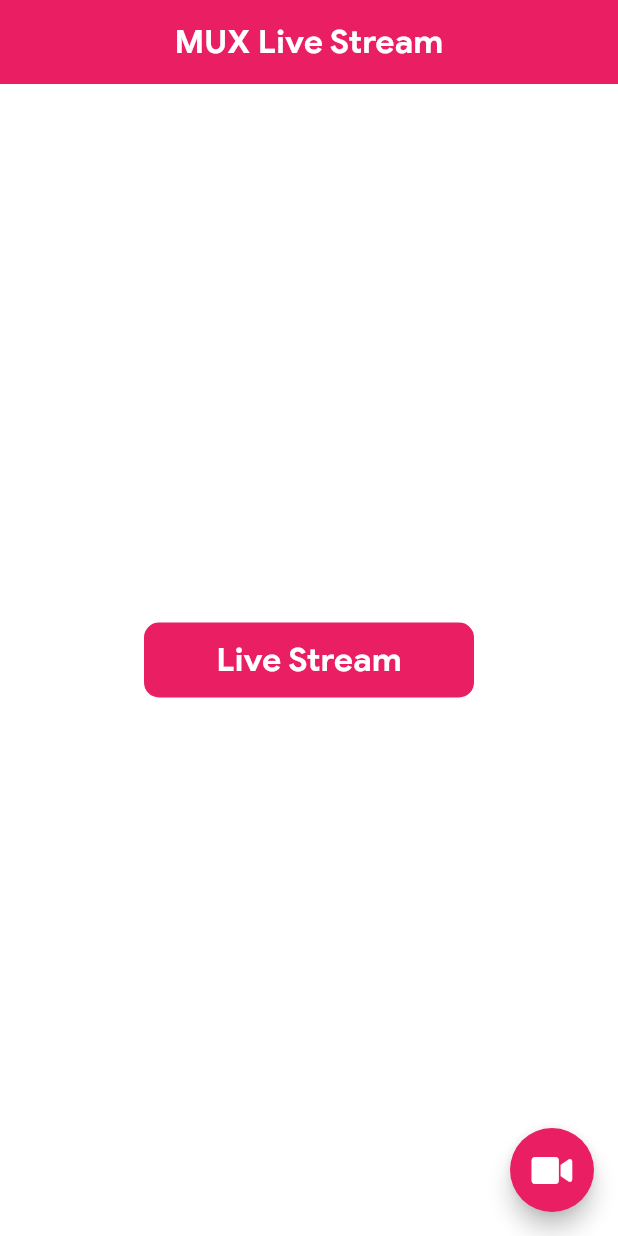
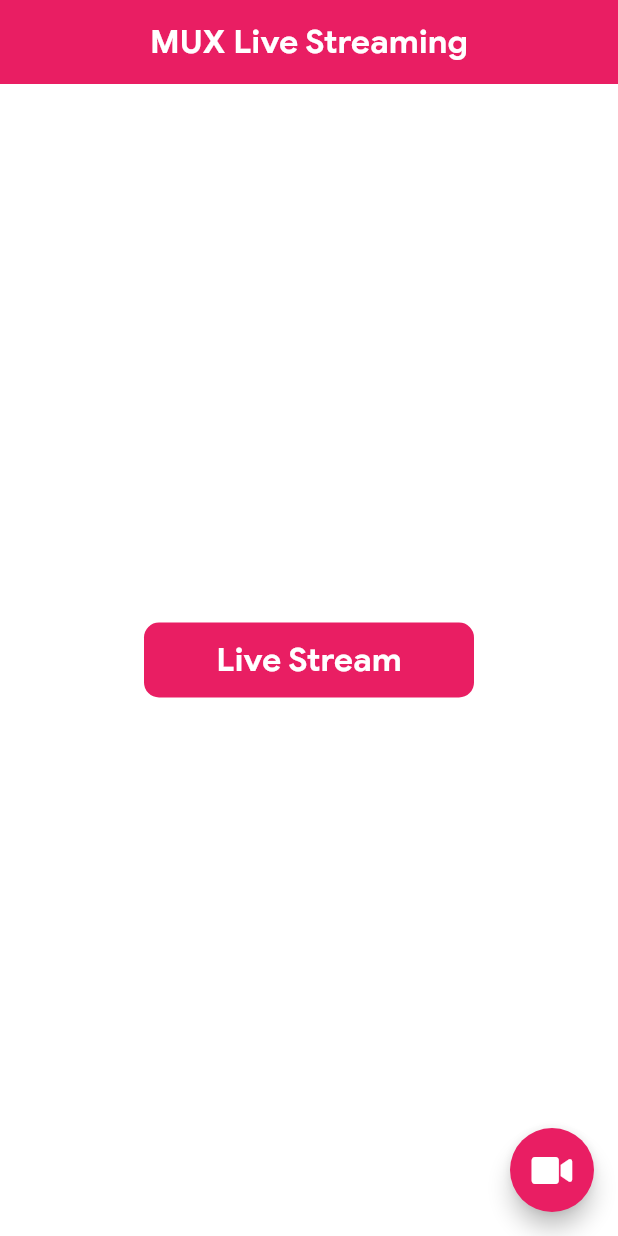
Before and after one commit to cliscano77/flutter-live-streaming, a Flutter app: the screen it shows after launch, on a phone screen of 412 x 824 dp. Run offline on Flutter 3.47's test engine with Material 2 defaults, Android fonts, the phone set to English and light mode, and no system bars; our stand-ins replace dio, font_awesome_flutter, permission_handler, video_player, wakelock; missing offline and left inert: video_stream.

Commit message:
Update Streaming

```diff
--- a/lib/screen/dashboard_page.dart
+++ b/lib/screen/dashboard_page.dart
@@ -25,7 +25,7 @@ class _DashboardPageState extends State<DashboardPage> {
         centerTitle: true,
         backgroundColor: Colors.pink,
         title: const Text(
-          'MUX Live Stream',
+          'MUX Live Streaming',
           style: TextStyle(
             fontSize: 22,
             color: Colors.white,
--- a/lib/screen/live_stream_page.dart
+++ b/lib/screen/live_stream_page.dart
@@ -74,7 +74,7 @@ class _LiveStreamPageState extends State<LiveStreamPage> {
 
   _startVideoStreaming() async {
 
-    String url = streamBaseURL + "7f9fc18c-5904-d58c-d09f-217726f32dcf";
+    String url = streamBaseURL + "19b57510-af75-85dc-3ad8-4f19170c587e";
 
     try {
       await _controller!.startVideoStreaming(url, androidUseOpenGL: false);
--- a/lib/screen/playback_page.dart
+++ b/lib/screen/playback_page.dart
@@ -16,7 +16,7 @@ class _PlaybackPageState extends State<PlaybackPage> {
   void initState() {
     // TODO: implement initState
     super.initState();
-    String playbackId = "8j00Y67YvcoHBF9nGwYwlVgnDn2KTo02hcU6fdwBa6b6M";
+    String playbackId = "00pwH5uFUIi5Y9rIg2UfVRliGn01lwTtw02sOt2q51OLn00";
     _videoController = VideoPlayerController.network(
         '$muxStreamBaseUrl/$playbackId.$videoExtension')
       ..initialize().then((_) {
```
